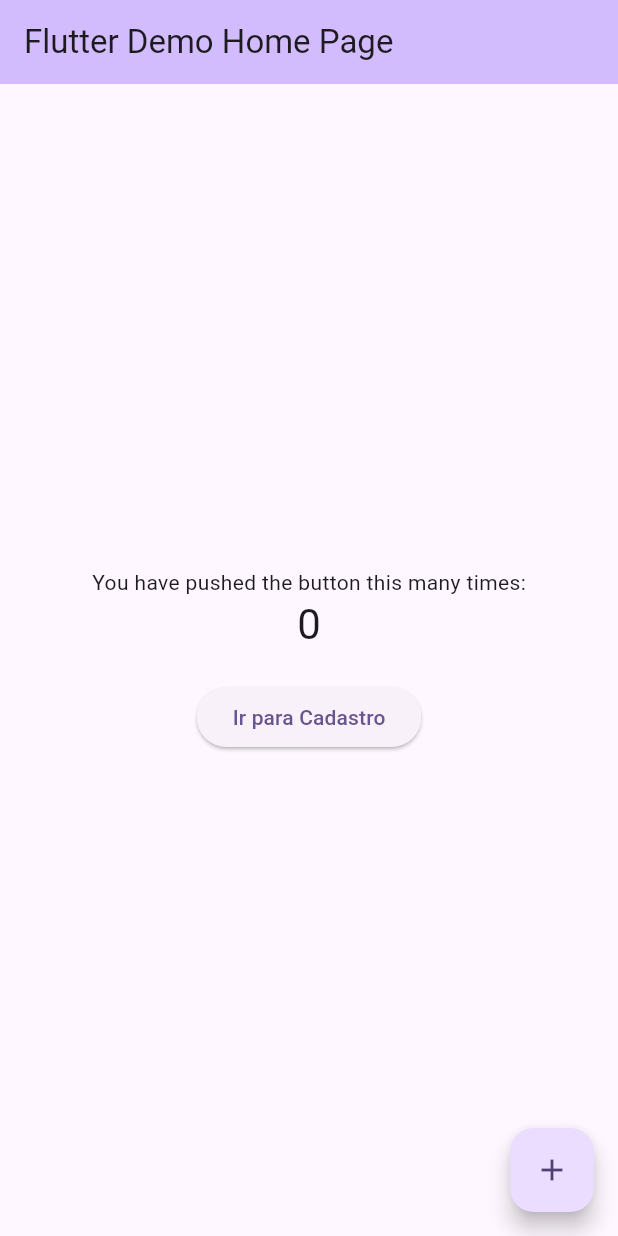
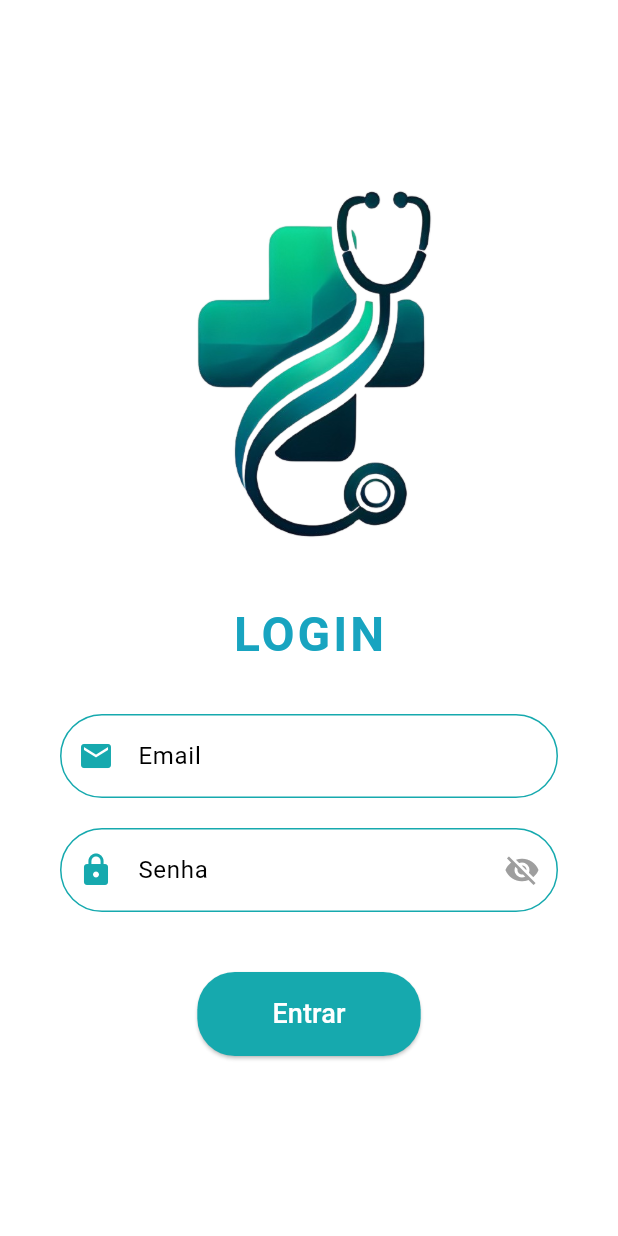
Before and after one commit to GustavoLMarcelino/PlantaoFlex, a Flutter app: the screen it shows after launch, on a phone screen of 412 x 824 dp. Run offline on Flutter 3.47's test engine with Material 3 defaults, Android fonts, the phone set to English and light mode, and no system bars.

Commit message:
0.2.0
Front da Tela de Login Feita

```diff
--- a/lib/main.dart
+++ b/lib/main.dart
@@ -10,12 +10,12 @@ class MyApp extends StatelessWidget {
   @override
   Widget build(BuildContext context) {
     return MaterialApp(
-      title: 'Flutter Demo',
+      title: 'PlataoFlex',
       theme: ThemeData(
-        colorScheme: ColorScheme.fromSeed(seedColor: Colors.deepPurple),
+        colorScheme: ColorScheme.fromSeed(seedColor: const Color.fromARGB(255, 176, 70, 62)),
         useMaterial3: true,
       ),
-      home: const MyHomePage(title: 'Flutter Demo Home Page'),
+      home: const MyHomePage(title: 'Home'),
     );
   }
 }
@@ -30,53 +30,134 @@ class MyHomePage extends StatefulWidget {
 }
 
 class _MyHomePageState extends State<MyHomePage> {
-  int _counter = 0;
-
-  void _incrementCounter() {
-    setState(() {
-      _counter++;
-    });
-  }
+  final TextEditingController emailController = TextEditingController();
+  final TextEditingController passwordController = TextEditingController();
+  bool _obscureText = true;
 
   @override
   Widget build(BuildContext context) {
     return Scaffold(
-      appBar: AppBar(
-        backgroundColor: Theme.of(context).colorScheme.inversePrimary,
-        title: Text(widget.title),
-      ),
-      body: Center(
+      backgroundColor: Colors.white, // Fundo branco
+      body: Padding(
+        padding: const EdgeInsets.symmetric(horizontal: 20.0),
         child: Column(
           mainAxisAlignment: MainAxisAlignment.center,
+          crossAxisAlignment: CrossAxisAlignment.center,
           children: <Widget>[
+            // Imagem centralizada
+            Image.asset(
+              'images/logo_plantaoFlex.png', // Substitua pelo caminho correto
+              width: 170, // Largura da imagem
+              height: 250, // Altura da imagem
+              fit: BoxFit.cover,
+            ),
+            const SizedBox(height: 30), // Espaçamento entre a imagem e o texto "LOGIN"
+
+            // Texto "LOGIN"
             const Text(
-              'You have pushed the button this many times:',
+              'LOGIN',
+              style: TextStyle(
+                fontSize: 32,
+                fontWeight: FontWeight.bold,
+                color: Color.fromARGB(255,24,164,192), // Cor verde escuro
+                letterSpacing: 2.0,
+              ),
             ),
-            Text(
-              '$_counter',
-              style: Theme.of(context).textTheme.headlineMedium,
+            const SizedBox(height: 30), // Espaçamento entre o texto "LOGIN" e o campo de e-mail
+
+            // Campo de texto para e-mail
+            Padding(
+              padding: const EdgeInsets.symmetric(horizontal: 20.0),
+              child: TextField(
+                controller: emailController,
+                keyboardType: TextInputType.emailAddress,
+                decoration: InputDecoration(
+                  labelText: 'Email',
+                  hintText: 'Digite seu e-mail',
+                  labelStyle: const TextStyle(color: Colors.black),
+                  hintStyle: const TextStyle(color: Colors.grey),
+                  prefixIcon: const Icon(Icons.email, color: Color.fromARGB(255, 22, 169, 174)), // Ícone de email
+                  enabledBorder: OutlineInputBorder(
+                    borderSide: const BorderSide(color: Color.fromARGB(255, 22, 169, 174)), // Borda quando não está selecionado
+                    borderRadius: BorderRadius.circular(30.0), // Borda arredondada
+                  ),
+                  focusedBorder: OutlineInputBorder(
+                    borderSide: const BorderSide(color: Color.fromARGB(255, 22, 169, 174), width: 2.0), // Borda ao focar
+                    borderRadius: BorderRadius.circular(30.0),
+                  ),
+                  filled: true,
+                  fillColor: Colors.white,
+                ),
+              ),
             ),
-            const SizedBox(height: 20),
+            const SizedBox(height: 20), // Espaçamento entre os campos
+
+            // Campo de texto para senha
+            Padding(
+              padding: const EdgeInsets.symmetric(horizontal: 20.0),
+              child: TextField(
+                controller: passwordController,
+                obscureText: _obscureText,
+                decoration: InputDecoration(
+                  labelText: 'Senha',
+                  hintText: 'Digite sua senha',
+                  labelStyle: const TextStyle(color: Colors.black),
+                  hintStyle: const TextStyle(color: Colors.grey),
+                  prefixIcon: const Icon(Icons.lock, color: Color.fromARGB(255, 22, 169, 174)), // Ícone de cadeado
+                  suffixIcon: IconButton(
+                    icon: Icon(
+                      _obscureText ? Icons.visibility_off : Icons.visibility,
+                      color: Colors.grey,
+                    ),
+                    onPressed: () {
+                      setState(() {
+                        _obscureText = !_obscureText;
+                      });
+                    },
+                  ),
+                  enabledBorder: OutlineInputBorder(
+                    borderSide: const BorderSide(color: Color.fromARGB(255, 22, 169, 174)),
+                    borderRadius: BorderRadius.circular(30.0),
+                  ),
+                  focusedBorder: OutlineInputBorder(
+                    borderSide: const BorderSide(color: Color.fromARGB(255, 22, 169, 174), width: 2.0),
+                    borderRadius: BorderRadius.circular(30.0),
+                  ),
+                  filled: true,
+                  fillColor: Colors.white,
+                ),
+              ),
+            ),
+            const SizedBox(height: 40), // Espaçamento entre os campos e o botão
+
+            // Botão "Entrar"
             ElevatedButton(
+              style: ElevatedButton.styleFrom(
+                padding: const EdgeInsets.symmetric(horizontal: 50, vertical: 15),
+                backgroundColor: const Color.fromARGB(255, 22, 169, 174), // Cor verde escuro
+                shape: RoundedRectangleBorder(
+                  borderRadius: BorderRadius.circular(25), // Botão arredondado
+                ),
+              ),
               onPressed: () {
-                Navigator.push(
-                  context,
-                  MaterialPageRoute(builder: (context) => const CadastroPage()),
-                );
+                // Ação do botão de login
               },
-              child: const Text('Ir para Cadastro'),
+              child: const Text(
+                'Entrar',
+                style: TextStyle(
+                  color: Colors.white,
+                  fontSize: 18,
+                ),
+              ),
             ),
           ],
         ),
       ),
-      floatingActionButton: FloatingActionButton(
-        onPressed: _incrementCounter,
-        tooltip: 'Increment',
-        child: const Icon(Icons.add),
-      ),
     );
   }
 }
+
+
 
 // Nova Tela de Cadastro
 class CadastroPage extends StatefulWidget {
```
Also changed, not shown: pubspec.yaml (+6 -67 lines), images/logo_plantaoFlex.png (added).
